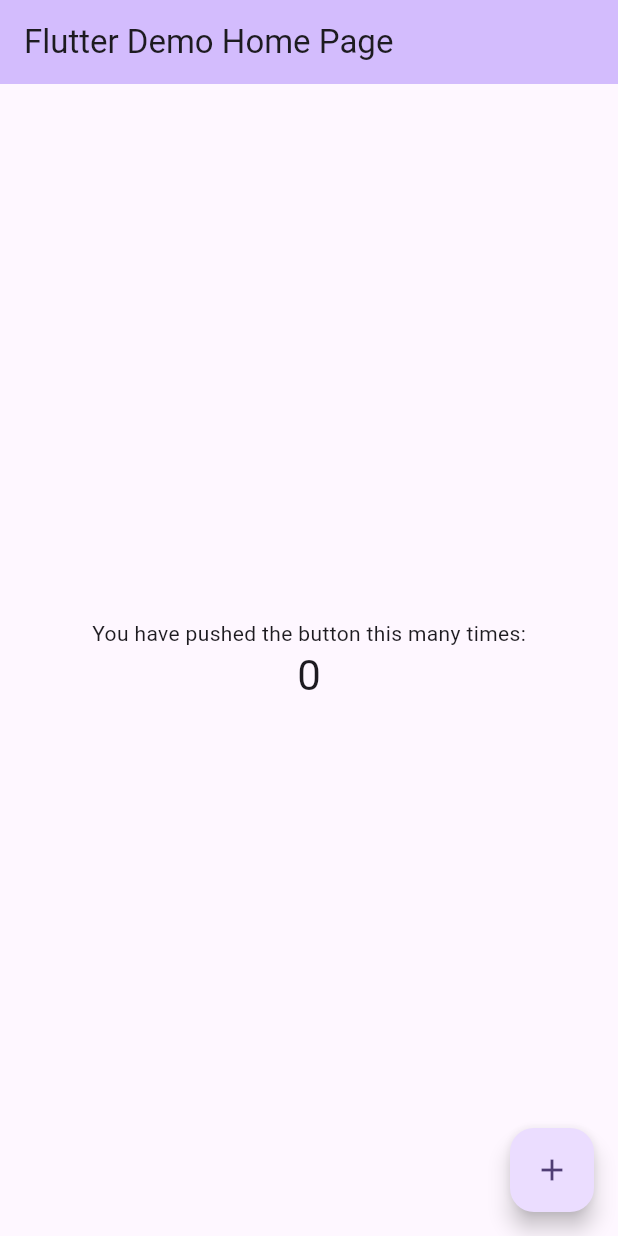
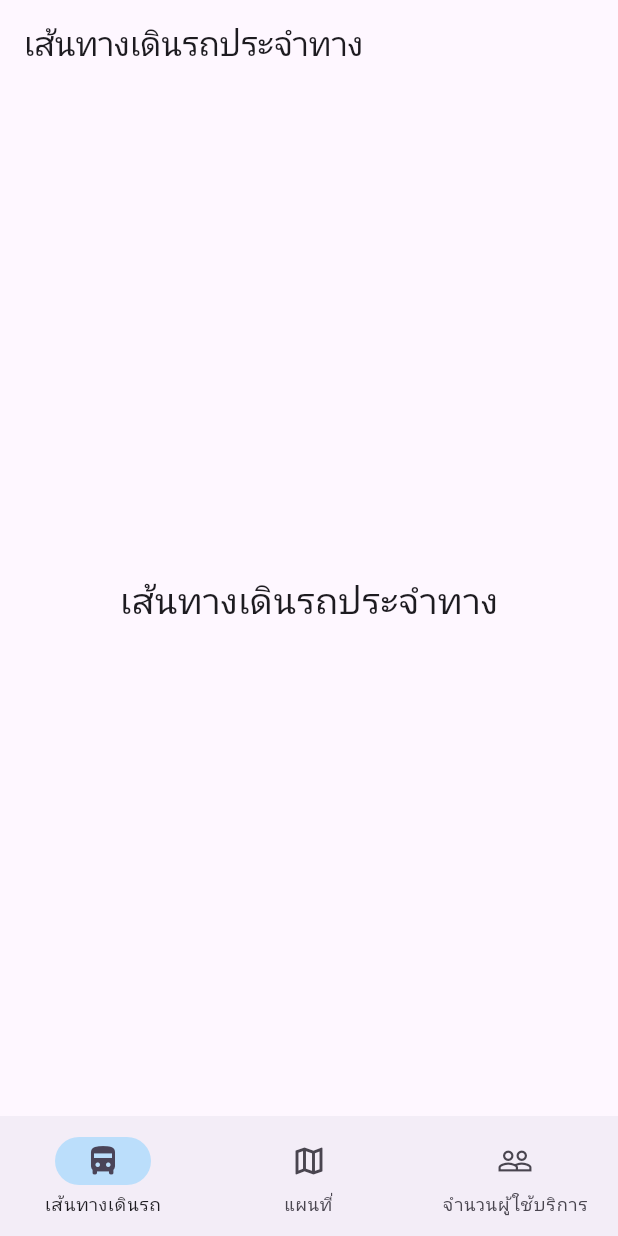
Before and after one commit to ackfort/psu_bus, a Flutter app: the screen it shows after launch, on a phone screen of 412 x 824 dp. Run offline on Flutter 3.47's test engine with Material 3 defaults, Android fonts, the light colour scheme and no system bars.

Commit message:
Navbar, Screens

```diff
--- /dev/null
+++ b/lib/components/app_scaffold.dart
@@ -0,0 +1,33 @@
+import 'package:flutter/material.dart';
+import 'custom_navigation_bar.dart';
+import '../screens/route_map_screen.dart';
+import '../screens/live_bus_map_screen.dart';
+import '../screens/passenger_density_screen.dart';
+
+class AppScaffold extends StatefulWidget {
+  const AppScaffold({super.key});
+
+  @override
+  State<AppScaffold> createState() => _AppScaffoldState();
+}
+
+class _AppScaffoldState extends State<AppScaffold> {
+  int currentPageIndex = 0;
+
+  final List<Widget> _pages = [
+    RouteMapScreen(),
+    LiveBusMapScreen(),
+    PassengerDensityScreen(),
+  ];
+
+  @override
+  Widget build(BuildContext context) {
+    return Scaffold(
+      body: _pages[currentPageIndex],
+      bottomNavigationBar: CustomNavigationBar(
+        currentIndex: currentPageIndex,
+        onTap: (index) => setState(() => currentPageIndex = index),
+      ),
+    );
+  }
+}
--- /dev/null
+++ b/lib/components/custom_navigation_bar.dart
@@ -0,0 +1,38 @@
+import 'package:flutter/material.dart';
+
+class CustomNavigationBar extends StatelessWidget {
+  final int currentIndex;
+  final Function(int) onTap;
+
+  const CustomNavigationBar({
+    super.key,
+    required this.currentIndex,
+    required this.onTap,
+  });
+
+  @override
+  Widget build(BuildContext context) {
+    return NavigationBar(
+      onDestinationSelected: onTap,
+      indicatorColor: Colors.blue.shade100, // เปลี่ยนสีให้เหมาะกับธีมรถโดยสาร
+      selectedIndex: currentIndex,
+      destinations: const <Widget>[
+        NavigationDestination(
+          selectedIcon: Icon(Icons.directions_bus_filled),
+          icon: Icon(Icons.directions_bus),
+          label: 'เส้นทางเดินรถ',
+        ),
+        NavigationDestination(
+          icon: Icon(Icons.map_outlined),
+          selectedIcon: Icon(Icons.map),
+          label: 'แผนที่',
+        ),
+        NavigationDestination(
+          icon: Icon(Icons.people_outline),
+          selectedIcon: Icon(Icons.people),
+          label: 'จำนวนผู้ใช้บริการ',
+        ),
+      ],
+    );
+  }
+}
--- a/lib/main.dart
+++ b/lib/main.dart
@@ -1,122 +1,17 @@
 import 'package:flutter/material.dart';
+import 'components/app_scaffold.dart';
 
-void main() {
-  runApp(const MyApp());
-}
+void main() => runApp(const MyApp());
 
 class MyApp extends StatelessWidget {
   const MyApp({super.key});
 
-  // This widget is the root of your application.
   @override
   Widget build(BuildContext context) {
     return MaterialApp(
-      title: 'Flutter Demo',
-      theme: ThemeData(
-        // This is the theme of your application.
-        //
-        // TRY THIS: Try running your application with "flutter run". You'll see
-        // the application has a purple toolbar. Then, without quitting the app,
-        // try changing the seedColor in the colorScheme below to Colors.green
-        // and then invoke "hot reload" (save your changes or press the "hot
-        // reload" button in a Flutter-supported IDE, or press "r" if you used
-        // the command line to start the app).
-        //
-        // Notice that the counter didn't reset back to zero; the application
-        // state is not lost during the reload. To reset the state, use hot
-        // restart instead.
-        //
-        // This works for code too, not just values: Most code changes can be
-        // tested with just a hot reload.
-        colorScheme: ColorScheme.fromSeed(seedColor: Colors.deepPurple),
-      ),
-      home: const MyHomePage(title: 'Flutter Demo Home Page'),
+      title: 'My App',
+      theme: ThemeData(useMaterial3: true),
+      home: const AppScaffold(), // ใช้ Scaffold หลักที่นี่
     );
   }
 }
-
-class MyHomePage extends StatefulWidget {
-  const MyHomePage({super.key, required this.title});
-
-  // This widget is the home page of your application. It is stateful, meaning
-  // that it has a State object (defined below) that contains fields that affect
-  // how it looks.
-
-  // This class is the configuration for the state. It holds the values (in this
-  // case the title) provided by the parent (in this case the App widget) and
-  // used by the build method of the State. Fields in a Widget subclass are
-  // always marked "final".
-
-  final String title;
-
-  @override
-  State<MyHomePage> createState() => _MyHomePageState();
-}
-
-class _MyHomePageState extends State<MyHomePage> {
-  int _counter = 0;
-
-  void _incrementCounter() {
-    setState(() {
-      // This call to setState tells the Flutter framework that something has
-      // changed in this State, which causes it to rerun the build method below
-      // so that the display can reflect the updated values. If we changed
-      // _counter without calling setState(), then the build method would not be
-      // called again, and so nothing would appear to happen.
-      _counter++;
-    });
-  }
-
-  @override
-  Widget build(BuildContext context) {
-    // This method is rerun every time setState is called, for instance as done
-    // by the _incrementCounter method above.
-    //
-    // The Flutter framework has been optimized to make rerunning build methods
-    // fast, so that you can just rebuild anything that needs updating rather
-    // than having to individually change instances of widgets.
-    return Scaffold(
-      appBar: AppBar(
-        // TRY THIS: Try changing the color here to a specific color (to
-        // Colors.amber, perhaps?) and trigger a hot reload to see the AppBar
-        // change color while the other colors stay the same.
-        backgroundColor: Theme.of(context).colorScheme.inversePrimary,
-        // Here we take the value from the MyHomePage object that was created by
-        // the App.build method, and use it to set our appbar title.
-        title: Text(widget.title),
-      ),
-      body: Center(
-        // Center is a layout widget. It takes a single child and positions it
-        // in the middle of the parent.
-        child: Column(
-          // Column is also a layout widget. It takes a list of children and
-          // arranges them vertically. By default, it sizes itself to fit its
-          // children horizontally, and tries to be as tall as its parent.
-          //
-          // Column has various properties to control how it sizes itself and
-          // how it positions its children. Here we use mainAxisAlignment to
-          // center the children vertically; the main axis here is the vertical
-          // axis because Columns are vertical (the cross axis would be
-          // horizontal).
-          //
-          // TRY THIS: Invoke "debug painting" (choose the "Toggle Debug Paint"
-          // action in the IDE, or press "p" in the console), to see the
-          // wireframe for each widget.
-          mainAxisAlignment: MainAxisAlignment.center,
-          children: <Widget>[
-            const Text('You have pushed the button this many times:'),
-            Text(
-              '$_counter',
-              style: Theme.of(context).textTheme.headlineMedium,
-            ),
-          ],
-        ),
-      ),
-      floatingActionButton: FloatingActionButton(
-        onPressed: _incrementCounter,
-        tooltip: 'Increment',
-        child: const Icon(Icons.add),
-      ), // This trailing comma makes auto-formatting nicer for build methods.
-    );
-  }
-}
--- /dev/null
+++ b/lib/screens/live_bus_map_screen.dart
@@ -0,0 +1,13 @@
+import 'package:flutter/material.dart';
+
+class LiveBusMapScreen extends StatelessWidget {
+  const LiveBusMapScreen({super.key});
+
+  @override
+  Widget build(BuildContext context) {
+    return Scaffold(
+      appBar: AppBar(title: const Text('แผนที่')),
+      body: Center(child: Text('แผนที่', style: TextStyle(fontSize: 24))),
+    );
+  }
+}
--- /dev/null
+++ b/lib/screens/passenger_density_screen.dart
@@ -0,0 +1,13 @@
+import 'package:flutter/material.dart';
+
+class PassengerDensityScreen extends StatelessWidget {
+  const PassengerDensityScreen({super.key});
+
+  @override
+  Widget build(BuildContext context) {
+    return Scaffold(
+      appBar: AppBar(title: const Text('จำนวนผู้ใช้บริการ')),
+      body: Center(child: Text('จำนวนผู้ใช้บริการ', style: TextStyle(fontSize: 24))),
+    );
+  }
+}
--- /dev/null
+++ b/lib/screens/route_map_screen.dart
@@ -0,0 +1,13 @@
+import 'package:flutter/material.dart';
+
+class RouteMapScreen extends StatelessWidget {
+  const RouteMapScreen({super.key});
+
+  @override
+  Widget build(BuildContext context) {
+    return Scaffold(
+      appBar: AppBar(title: const Text('เส้นทางเดินรถประจำทาง')),
+      body: Center(child: Text('เส้นทางเดินรถประจำทาง', style: TextStyle(fontSize: 24))),
+    );
+  }
+}
```
